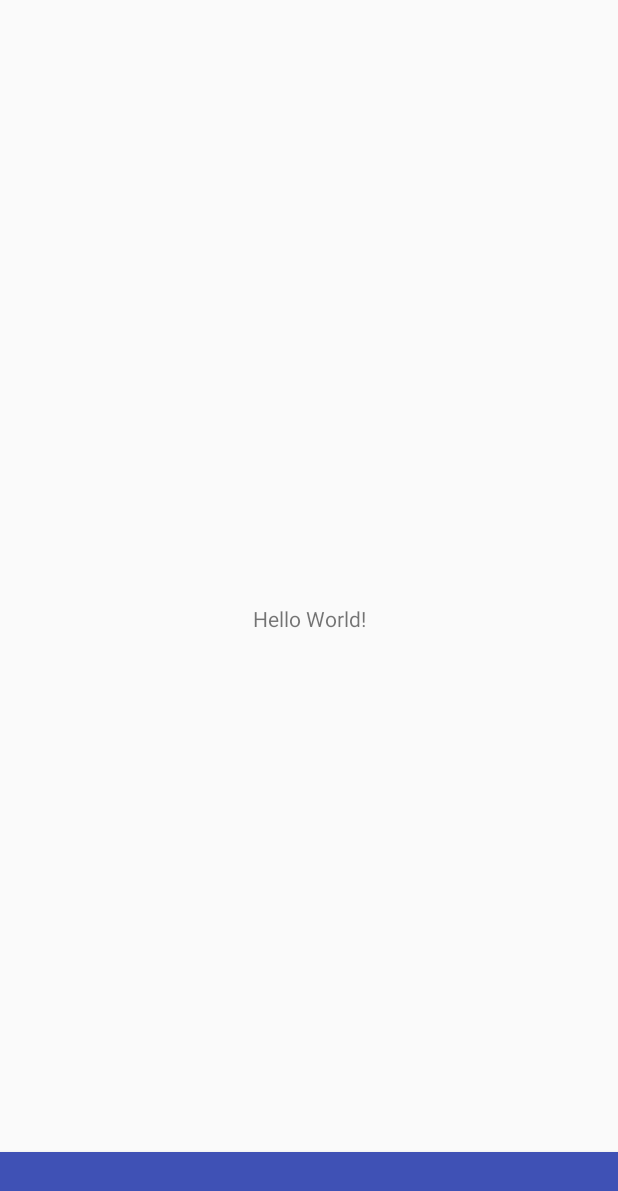
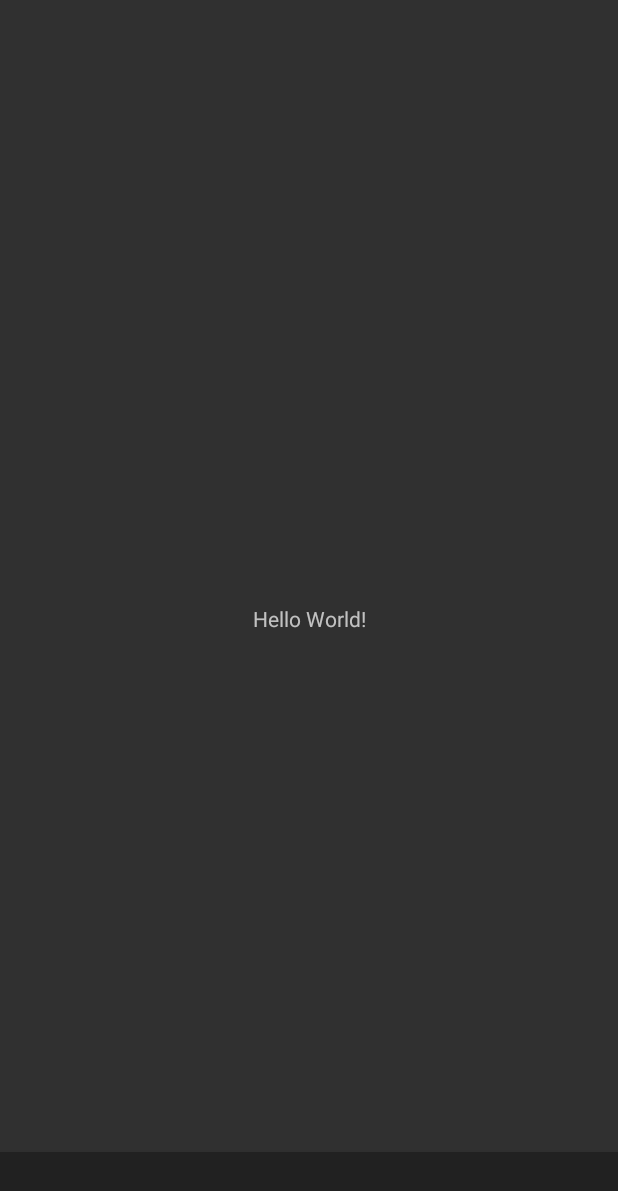
Before and after one commit to sugarnaoming/chachamaru-android, an Android app: the layout app_bar_main.xml on its own in the app's theme, with its tools: preview values and no code run, on a phone screen of 412 x 824 dp. Shown: the top 1191 px of the screen. Run offline under Robolectric (Android 15) with nearby library versions, the phone set to English and light mode, and no system bars.

Commit message:
ChachaThemのPrimary,PrimaryDark,Accentを変更

```diff
--- a/app/src/main/res/values/colors.xml
+++ b/app/src/main/res/values/colors.xml
@@ -1,6 +1,6 @@
 <?xml version="1.0" encoding="utf-8"?>
 <resources>
-    <color name="colorPrimary">#3F51B5</color>
-    <color name="colorPrimaryDark">#303F9F</color>
-    <color name="colorAccent">#FF4081</color>
+    <color name="colorPrimary">#212121</color>
+    <color name="colorPrimaryDark">#484848</color>
+    <color name="colorAccent">#fb8c00</color>
 </resources>
--- a/app/src/main/res/values/styles.xml
+++ b/app/src/main/res/values/styles.xml
@@ -1,7 +1,7 @@
 <resources>
 
     <!-- Base application theme. -->
-    <style name="AppTheme" parent="Theme.AppCompat.Light.DarkActionBar">
+    <style name="AppTheme" parent="Theme.AppCompat.NoActionBar">
         <!-- Customize your theme here. -->
         <item name="colorPrimary">@color/colorPrimary</item>
         <item name="colorPrimaryDark">@color/colorPrimaryDark</item>
@@ -17,6 +17,6 @@
 
     <style name="AppTheme.PopupOverlay" parent="ThemeOverlay.AppCompat.Light" />
 
-    <style name="ChachaTheme" parent="Theme.AppCompat.NoActionBar" />
+    <style name="ChachaTheme" parent="AppTheme" />
 
 </resources>
```
